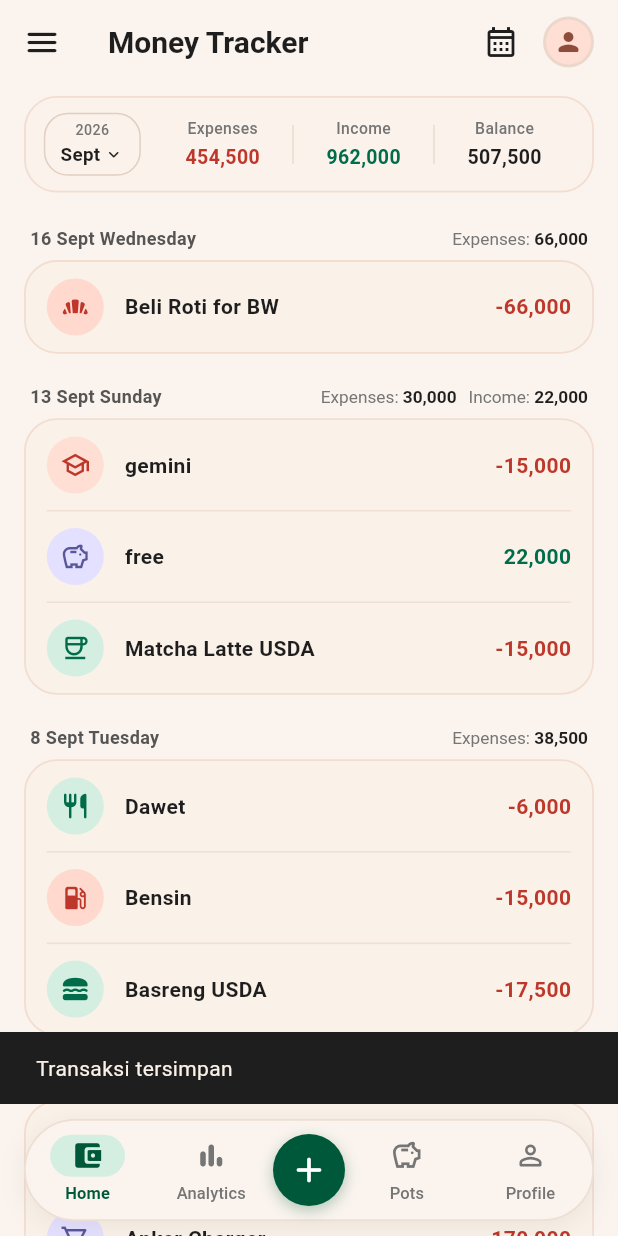
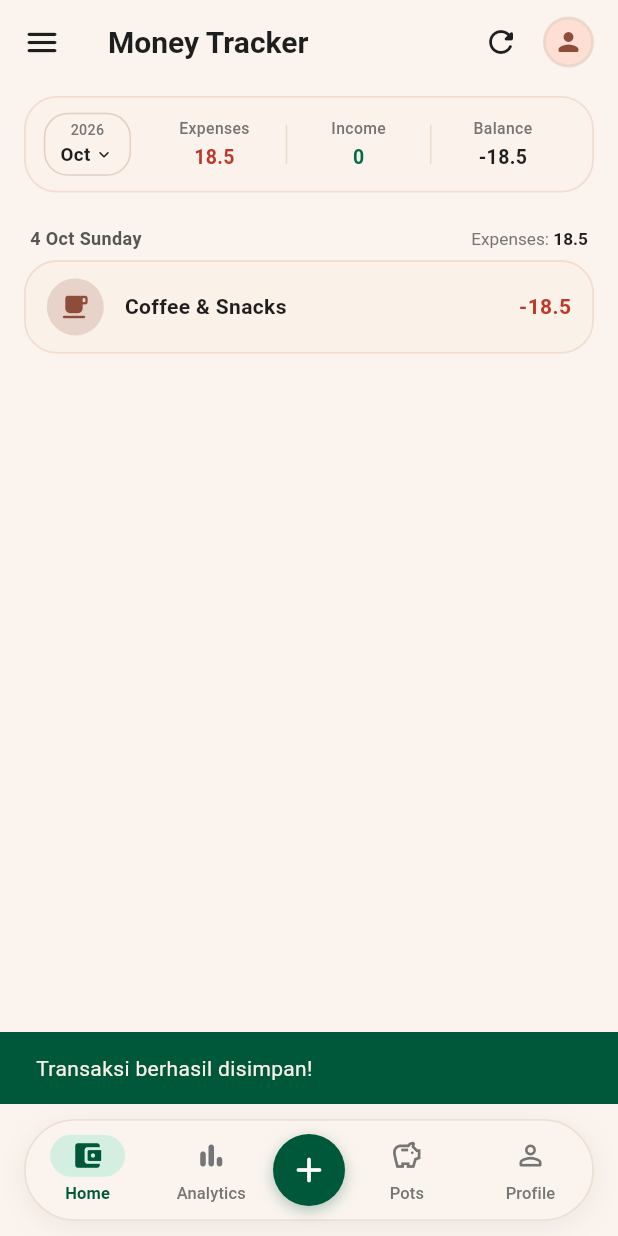
Before and after one commit to CrowZF01/selfProject_personalFinance, a Flutter app: the screen it shows after launch, item 3 of the bottom bar chosen, after a tap on "Save", on a phone screen of 412 x 824 dp. Run offline on Flutter 3.47's test engine with Material 3 defaults, Android fonts, the phone set to English and light mode, and no system bars; our stand-ins replace sqflite, sqflite_common_ffi, sqflite_common_ffi_web; accounts and stored records are empty.

Commit message:
Adding stuff from transaction

```diff
--- a/finlix/lib/core/database/db_helper.dart
+++ b/finlix/lib/core/database/db_helper.dart
@@ -1,3 +1,4 @@
+import 'package:flutter/foundation.dart';
 import 'package:sqflite/sqflite.dart';
 import 'package:path/path.dart';
 import '../../models/transaction_model.dart';
@@ -16,13 +17,20 @@ class DbHelper {
   }
 
   Future<Database> _initDB(String filePath) async {
-    final dbPath = await getDatabasesPath();
-    final path = join(dbPath, filePath);
+    String path;
+    if (kIsWeb) {
+      path = filePath;
+    } else {
+      final dbPath = await getDatabasesPath();
+      path = join(dbPath, filePath);
+    }
 
-    return await openDatabase(
+    return await databaseFactory.openDatabase(
       path,
-      version: 1,
-      onCreate: _createDB,
+      options: OpenDatabaseOptions(
+        version: 1,
+        onCreate: _createDB,
+      ),
     );
   }
 
--- a/finlix/lib/main.dart
+++ b/finlix/lib/main.dart
@@ -1,9 +1,21 @@
+import 'dart:io' show Platform;
+import 'package:flutter/foundation.dart';
 import 'package:flutter/material.dart';
+import 'package:sqflite_common_ffi/sqflite_ffi.dart';
+import 'package:sqflite_common_ffi_web/sqflite_ffi_web.dart';
 import 'core/theme/app_theme.dart';
 import 'screens/main_screen.dart';
 
 void main() {
   WidgetsFlutterBinding.ensureInitialized();
+
+  if (kIsWeb) {
+    databaseFactory = databaseFactoryFfiWeb;
+  } else if (!kIsWeb && (Platform.isWindows || Platform.isLinux || Platform.isMacOS)) {
+    sqfliteFfiInit();
+    databaseFactory = databaseFactoryFfi;
+  }
+
   runApp(const FinlixApp());
 }
 
--- a/finlix/lib/screens/dashboard/dashboard_screen.dart
+++ b/finlix/lib/screens/dashboard/dashboard_screen.dart
@@ -1,11 +1,73 @@
 import 'package:flutter/material.dart';
+import 'package:intl/intl.dart';
+import '../../core/data/default_categories.dart';
+import '../../core/database/db_helper.dart';
 import '../../core/theme/app_colors.dart';
+import '../../models/transaction_model.dart';
 
-class DashboardScreen extends StatelessWidget {
+class DashboardScreen extends StatefulWidget {
   const DashboardScreen({super.key});
 
   @override
+  State<DashboardScreen> createState() => DashboardScreenState();
+}
+
+class DashboardScreenState extends State<DashboardScreen> {
+  List<TransactionModel> _transactions = [];
+  bool _isLoading = true;
+
+  @override
+  void initState() {
+    super.initState();
+    loadData();
+  }
+
+  Future<void> loadData() async {
+    setState(() => _isLoading = true);
+    try {
+      final data = await DbHelper.instance.getAllTransactions();
+      if (mounted) {
+        setState(() {
+          _transactions = data;
+          _isLoading = false;
+        });
+      }
+    } catch (e) {
+      if (mounted) {
+        setState(() => _isLoading = false);
+      }
+    }
+  }
+
+  // Format currency
+  String _formatAmount(double amount) {
+    final formatter = NumberFormat('#,##0.##', 'en_US');
+    return formatter.format(amount);
+  }
+
+  @override
   Widget build(BuildContext context) {
+    double totalIncome = 0;
+    double totalExpense = 0;
+    for (var tx in _transactions) {
+      if (tx.type == TransactionType.income) {
+        totalIncome += tx.amount;
+      } else {
+        totalExpense += tx.amount;
+      }
+    }
+    final double balance = totalIncome - totalExpense;
+
+    // Group transactions by Date String (e.g. '16 Sept Wednesday')
+    final Map<String, List<TransactionModel>> grouped = {};
+    for (var tx in _transactions) {
+      final dateKey = DateFormat('d MMM EEEE').format(tx.date);
+      if (!grouped.containsKey(dateKey)) {
+        grouped[dateKey] = [];
+      }
+      grouped[dateKey]!.add(tx);
+    }
+
     return Scaffold(
       backgroundColor: AppColors.background,
       appBar: AppBar(
@@ -18,6 +80,8 @@ class DashboardScreen extends StatelessWidget {
         ),
         title: const Text(
           'Money Tracker',
+          maxLines: 1,
+          overflow: TextOverflow.ellipsis,
           style: TextStyle(
             color: AppColors.onSurface,
             fontSize: 20,
@@ -26,8 +90,8 @@ class DashboardScreen extends StatelessWidget {
         ),
         actions: [
           IconButton(
-            icon: const Icon(Icons.calendar_month_outlined, color: AppColors.onSurface, size: 24),
-            onPressed: () {},
+            icon: const Icon(Icons.refresh_rounded, color: AppColors.onSurface, size: 24),
+            onPressed: loadData,
           ),
           Padding(
             padding: const EdgeInsets.only(right: 16.0, left: 4.0),
@@ -47,135 +111,54 @@ class DashboardScreen extends StatelessWidget {
           ),
         ],
       ),
-      body: SingleChildScrollView(
-        physics: const BouncingScrollPhysics(),
+      body: _isLoading
+          ? const Center(
+              child: CircularProgressIndicator(color: AppColors.primary),
+            )
+          : RefreshIndicator(
+              onRefresh: loadData,
+              color: AppColors.primary,
+              child: SingleChildScrollView(
+                physics: const AlwaysScrollableScrollPhysics(
+                  parent: BouncingScrollPhysics(),
+                ),
                 child: Padding(
                   padding: const EdgeInsets.symmetric(horizontal: 16.0, vertical: 8.0),
                   child: Column(
                     crossAxisAlignment: CrossAxisAlignment.start,
                     children: [
                       // Monthly Summary Card
-              _buildMonthlySummaryCard(),
+                      _buildMonthlySummaryCard(
+                        expenses: _formatAmount(totalExpense),
+                        income: _formatAmount(totalIncome),
+                        balance: _formatAmount(balance),
+                      ),
                       const SizedBox(height: 18),
 
-              // Group 1: 16 Sept Wednesday
-              _buildDateSection(
-                dateTitle: '16 Sept Wednesday',
-                expensesText: '66,000',
-                incomeText: null,
-                items: [
-                  _TransactionItemData(
-                    title: 'Beli Roti for BW',
-                    amount: '-66,000',
-                    isExpense: true,
-                    icon: Icons.bakery_dining_rounded,
-                    iconBgColor: AppColors.pastelPeach,
-                    iconColor: AppColors.iconPeach,
+                      if (_transactions.isEmpty)
+                        _buildEmptyState()
+                      else
+                        ...grouped.entries.map((entry) {
+                          double groupExpense = 0;
+                          double groupIncome = 0;
+                          for (var item in entry.value) {
+                            if (item.type == TransactionType.expense) {
+                              groupExpense += item.amount;
+                            } else {
+                              groupIncome += item.amount;
+                            }
+                          }
+
+                          return Padding(
+                            padding: const EdgeInsets.only(bottom: 16.0),
+                            child: _buildDateSection(
+                              dateTitle: entry.key,
+                              expensesText: groupExpense > 0 ? _formatAmount(groupExpense) : '0',
+                              incomeText: groupIncome > 0 ? _formatAmount(groupIncome) : null,
+                              items: entry.value,
                             ),
-                ],
-              ),
-              const SizedBox(height: 16),
-
-              // Group 2: 13 Sept Sunday
-              _buildDateSection(
-                dateTitle: '13 Sept Sunday',
-                expensesText: '30,000',
-                incomeText: '22,000',
-                items: [
-                  _TransactionItemData(
-                    title: 'gemini',
-                    amount: '-15,000',
-                    isExpense: true,
-                    icon: Icons.school_outlined,
-                    iconBgColor: AppColors.pastelOrange,
-                    iconColor: AppColors.iconPeach,
-                  ),
-                  _TransactionItemData(
-                    title: 'free',
-                    amount: '22,000',
-                    isExpense: false,
-                    icon: Icons.savings_outlined,
-                    iconBgColor: AppColors.pastelPurple,
-                    iconColor: AppColors.iconPurple,
-                  ),
-                  _TransactionItemData(
-                    title: 'Matcha Latte USDA',
-                    amount: '-15,000',
-                    isExpense: true,
-                    icon: Icons.coffee_outlined,
-                    iconBgColor: AppColors.pastelMint,
-                    iconColor: AppColors.iconMint,
-                  ),
-                ],
-              ),
-              const SizedBox(height: 16),
-
-              // Group 3: 8 Sept Tuesday
-              _buildDateSection(
-                dateTitle: '8 Sept Tuesday',
-                expensesText: '38,500',
-                incomeText: null,
-                items: [
-                  _TransactionItemData(
-                    title: 'Dawet',
-                    amount: '-6,000',
-                    isExpense: true,
-                    icon: Icons.restaurant_rounded,
-                    iconBgColor: AppColors.pastelMint,
-                    iconColor: AppColors.iconMint,
-                  ),
-                  _TransactionItemData(
-                    title: 'Bensin',
-                    amount: '-15,000',
-                    isExpense: true,
-                    icon: Icons.local_gas_station_rounded,
-                    iconBgColor: AppColors.pastelPeach,
-                    iconColor: AppColors.iconPeach,
-                  ),
-                  _TransactionItemData(
-                    title: 'Basreng USDA',
-                    amount: '-17,500',
-                    isExpense: true,
-                    icon: Icons.lunch_dining_rounded,
-                    iconBgColor: AppColors.pastelMint,
-                    iconColor: AppColors.iconMint,
-                  ),
-                ],
-              ),
-              const SizedBox(height: 16),
-
-              // Group 4: 4 Sept Friday
-              _buildDateSection(
-                dateTitle: '4 Sept Friday',
-                expensesText: '320,000',
-                incomeText: '940,000',
-                items: [
-                  _TransactionItemData(
-                    title: 'Kuota',
-                    amount: '-150,000',
-                    isExpense: true,
-                    icon: Icons.phone_android_rounded,
-                    iconBgColor: AppColors.pastelPeach,
-                    iconColor: AppColors.iconPeach,
-                  ),
-                  _TransactionItemData(
-                    title: 'Anker Charger',
-                    amount: '-170,000',
-                    isExpense: true,
-                    icon: Icons.shopping_cart_outlined,
-                    iconBgColor: AppColors.pastelPurple,
-                    iconColor: AppColors.iconPurple,
-                  ),
-                  _TransactionItemData(
-                    title: 'Asdos',
-                    amount: '440,000',
-                    isExpense: false,
-                    icon: Icons.payments_outlined,
-                    iconBgColor: AppColors.pastelMint,
-                    iconColor: AppColors.iconMint,
-                  ),
-                ],
-              ),
+                          );
+                        }),
 
                       // Bottom padding to avoid overlapping floating nav bar
                       const SizedBox(height: 90),
@@ -183,10 +166,70 @@ class DashboardScreen extends StatelessWidget {
                   ),
                 ),
               ),
+            ),
     );
   }
 
-  Widget _buildMonthlySummaryCard() {
+  Widget _buildEmptyState() {
+    return Container(
+      width: double.infinity,
+      padding: const EdgeInsets.symmetric(vertical: 36, horizontal: 20),
+      margin: const EdgeInsets.only(top: 20),
+      decoration: BoxDecoration(
+        color: const Color(0xFFFAF1E8),
+        borderRadius: BorderRadius.circular(22),
+        border: Border.all(
+          color: AppColors.borderSubtle,
+          width: 1.2,
+        ),
+      ),
+      child: Column(
+        children: [
+          Container(
+            padding: const EdgeInsets.all(16),
+            decoration: const BoxDecoration(
+              color: Color(0xFFFFDED4),
+              shape: BoxShape.circle,
+            ),
+            child: const Icon(
+              Icons.receipt_long_outlined,
+              size: 38,
+              color: Color(0xFF8E4C3B),
+            ),
+          ),
+          const SizedBox(height: 16),
+          const Text(
+            'Belum ada transaksi',
+            style: TextStyle(
+              fontSize: 16,
+              fontWeight: FontWeight.w700,
+              color: AppColors.onSurface,
+            ),
+          ),
+          const SizedBox(height: 6),
+          const Text(
+            'Tekan tombol + di bawah untuk mencatat pengeluaran atau pemasukan baru Anda.',
+            textAlign: TextAlign.center,
+            style: TextStyle(
+              fontSize: 13,
+              color: Color(0xFF757575),
+              height: 1.4,
+            ),
+          ),
+        ],
+      ),
+    );
+  }
+
+  Widget _buildMonthlySummaryCard({
+    required String expenses,
+    required String income,
+    required String balance,
+  }) {
+    final now = DateTime.now();
+    final yearStr = DateFormat('yyyy').format(now);
+    final monthStr = DateFormat('MMM').format(now);
+
     return Container(
       padding: const EdgeInsets.symmetric(horizontal: 12, vertical: 10),
       decoration: BoxDecoration(
@@ -214,9 +257,9 @@ class DashboardScreen extends StatelessWidget {
               mainAxisSize: MainAxisSize.min,
               crossAxisAlignment: CrossAxisAlignment.center,
               children: [
-                const Text(
-                  '2026',
-                  style: TextStyle(
+                Text(
+                  yearStr,
+                  style: const TextStyle(
                     fontSize: 9.5,
                     color: Color(0xFF757575),
                     fontWeight: FontWeight.w500,
@@ -224,17 +267,17 @@ class DashboardScreen extends StatelessWidget {
                 ),
                 Row(
                   mainAxisSize: MainAxisSize.min,
-                  children: const [
+                  children: [
                     Text(
-                      'Sept',
-                      style: TextStyle(
+                      monthStr,
+                      style: const TextStyle(
                         fontSize: 12.5,
                         fontWeight: FontWeight.w700,
                         color: AppColors.onSurface,
                       ),
                     ),
-                    SizedBox(width: 2),
-                    Icon(
+                    const SizedBox(width: 2),
+                    const Icon(
                       Icons.keyboard_arrow_down_rounded,
                       size: 14,
                       color: AppColors.onSurface,
@@ -250,7 +293,7 @@ class DashboardScreen extends StatelessWidget {
           Expanded(
             child: _buildSummaryColumn(
               label: 'Expenses',
-              value: '454,500',
+              value: expenses,
               valueColor: AppColors.expense,
             ),
           ),
@@ -260,7 +303,7 @@ class DashboardScreen extends StatelessWidget {
           Expanded(
             child: _buildSummaryColumn(
               label: 'Income',
-              value: '962,000',
+              value: income,
               valueColor: AppColors.income,
             ),
           ),
@@ -270,7 +313,7 @@ class DashboardScreen extends StatelessWidget {
           Expanded(
             child: _buildSummaryColumn(
               label: 'Balance',
-              value: '507,500',
+              value: balance,
               valueColor: AppColors.onSurface,
             ),
           ),
@@ -324,7 +367,7 @@ class DashboardScreen extends StatelessWidget {
     required String dateTitle,
     required String expensesText,
     String? incomeText,
-    required List<_TransactionItemData> items,
+    required List<TransactionModel> items,
   }) {
     return Column(
       crossAxisAlignment: CrossAxisAlignment.start,
@@ -431,8 +474,36 @@ class DashboardScreen extends StatelessWidget {
     );
   }
 
-  Widget _buildTransactionTile(_TransactionItemData item) {
-    return Padding(
+  Widget _buildTransactionTile(TransactionModel tx) {
+    final cat = DefaultCategories.byId(tx.categoryId);
+    final icon = cat?.icon ?? Icons.category_rounded;
+    final iconColor = cat?.color ?? const Color(0xFF8E4C3B);
+    final iconBgColor = (cat != null)
+        ? cat.color.withOpacity(0.18)
+        : const Color(0xFFFFDED4);
+    final bool isExpense = tx.type == TransactionType.expense;
+
+    final formattedAmt = (isExpense ? '-' : '') + _formatAmount(tx.amount);
+
+    return Dismissible(
+      key: ValueKey(tx.id ?? tx.date.millisecondsSinceEpoch),
+      direction: DismissDirection.endToStart,
+      background: Container(
+        alignment: Alignment.centerRight,
+        padding: const EdgeInsets.only(right: 20),
+        decoration: BoxDecoration(
+          color: const Color(0xFFFFD4DF),
+          borderRadius: BorderRadius.circular(22),
+        ),
+        child: const Icon(Icons.delete_outline_rounded, color: Color(0xFFBD382B)),
+      ),
+      onDismissed: (_) async {
+        if (tx.id != null) {
+          await DbHelper.instance.deleteTransaction(tx.id!);
+          loadData();
+        }
+      },
+      child: Padding(
         padding: const EdgeInsets.symmetric(horizontal: 14.0, vertical: 11.0),
         child: Row(
           children: [
@@ -441,58 +512,54 @@ class DashboardScreen extends StatelessWidget {
               width: 38,
               height: 38,
               decoration: BoxDecoration(
-              color: item.iconBgColor,
+                color: iconBgColor,
                 shape: BoxShape.circle,
               ),
               child: Icon(
-              item.icon,
-              color: item.iconColor,
+                icon,
+                color: iconColor,
                 size: 20,
               ),
             ),
             const SizedBox(width: 14),
 
-          // Title
+            // Title / Note
             Expanded(
-            child: Text(
-              item.title,
+              child: Column(
+                crossAxisAlignment: CrossAxisAlignment.start,
+                children: [
+                  Text(
+                    tx.title.isNotEmpty ? tx.title : (cat?.name ?? 'Transaction'),
                     style: const TextStyle(
                       fontSize: 14,
                       fontWeight: FontWeight.w700,
                       color: AppColors.onSurface,
                     ),
                   ),
+                  if (tx.note != null && tx.note!.isNotEmpty && tx.note != tx.title)
+                    Text(
+                      tx.note!,
+                      style: const TextStyle(
+                        fontSize: 11,
+                        color: Color(0xFF8E9A92),
+                      ),
+                    ),
+                ],
+              ),
             ),
 
             // Amount
             Text(
-            item.amount,
+              formattedAmt,
               style: TextStyle(
                 fontSize: 14,
                 fontWeight: FontWeight.w700,
-              color: item.isExpense ? AppColors.expense : AppColors.income,
+                color: isExpense ? AppColors.expense : AppColors.income,
               ),
             ),
           ],
         ),
+      ),
     );
   }
 }
-
-class _TransactionItemData {
-  final String title;
-  final String amount;
-  final bool isExpense;
-  final IconData icon;
-  final Color iconBgColor;
-  final Color iconColor;
-
-  _TransactionItemData({
-    required this.title,
-    required this.amount,
-    required this.isExpense,
-    required this.icon,
-    required this.iconBgColor,
-    required this.iconColor,
-  });
-}
--- a/finlix/lib/screens/main_screen.dart
+++ b/finlix/lib/screens/main_screen.dart
@@ -15,12 +15,13 @@ class MainScreen extends StatefulWidget {
 
 class _MainScreenState extends State<MainScreen> {
   int _currentIndex = 0;
+  final GlobalKey<DashboardScreenState> _dashboardKey = GlobalKey<DashboardScreenState>();
 
-  final List<Widget> _screens = const [
-    DashboardScreen(),
-    AnalyticsScreen(),
-    SavingsScreen(),
-    ProfileScreen(),
+  late final List<Widget> _screens = [
+    DashboardScreen(key: _dashboardKey),
+    const AnalyticsScreen(),
+    const SavingsScreen(),
+    const ProfileScreen(),
   ];
 
   @override
@@ -38,13 +39,17 @@ class _MainScreenState extends State<MainScreen> {
             _currentIndex = index;
           });
         },
-        onAddTap: () {
-          Navigator.push(
+        onAddTap: () async {
+          final result = await Navigator.push<bool>(
             context,
             MaterialPageRoute(
               builder: (context) => const AddTransactionScreen(),
             ),
           );
+
+          if (result == true) {
+            _dashboardKey.currentState?.loadData();
+          }
         },
       ),
     );
--- a/finlix/lib/screens/transactions/add_transaction_screen.dart
+++ b/finlix/lib/screens/transactions/add_transaction_screen.dart
@@ -55,24 +55,29 @@ class _AddTransactionScreenState extends State<AddTransactionScreen> {
     });
   }
 
+  bool _isSaving = false;
+
   /// Save the transaction to SQLite and close the screen.
   Future<void> _saveTransaction() async {
-    // Basic validation
-    if (_amount.isEmpty || _amount == '0') {
+    if (_isSaving) return;
+
+    final parsedAmount = double.tryParse(_amount.replaceAll(',', ''));
+    if (parsedAmount == null || parsedAmount <= 0) {
       ScaffoldMessenger.of(context).showSnackBar(
-        const SnackBar(content: Text('Masukkan jumlah uang')),
+        const SnackBar(content: Text('Masukkan nominal uang yang valid')),
       );
       return;
     }
 
-    // Resolve selected category id (fallback if missing)
+    setState(() => _isSaving = true);
+
+    try {
       final selectedCat = _categories[_selectedCategoryIndex];
       final catId = selectedCat['id'] as String? ?? 'cat_unknown';
 
-    // Build TransactionModel
       final tx = TransactionModel(
-      title: _note,
-      amount: double.parse(_amount.replaceAll(',', '')),
+        title: _note.isNotEmpty ? _note : (selectedCat['label'] as String? ?? 'Transaction'),
+        amount: parsedAmount,
         type: _isExpense ? TransactionType.expense : TransactionType.income,
         categoryId: catId,
         date: DateTime.now(),
@@ -81,10 +86,29 @@ class _AddTransactionScreenState extends State<AddTransactionScreen> {
 
       await DbHelper.instance.insertTransaction(tx);
 
+      if (mounted) {
         ScaffoldMessenger.of(context).showSnackBar(
-      const SnackBar(content: Text('Transaksi tersimpan')),
+          const SnackBar(
+            content: Text('Transaksi berhasil disimpan!'),
+            backgroundColor: Color(0xFF00583A),
+          ),
         );
-    Navigator.pop(context, true); // return true to signal refresh
+        Navigator.pop(context, true);
+      }
+    } catch (e) {
+      if (mounted) {
+        ScaffoldMessenger.of(context).showSnackBar(
+          SnackBar(
+            content: Text('Gagal menyimpan: $e'),
+            backgroundColor: const Color(0xFFBD382B),
+          ),
+        );
+      }
+    } finally {
+      if (mounted) {
+        setState(() => _isSaving = false);
+      }
+    }
   }
 
 @override
@@ -612,7 +636,18 @@ class _AddTransactionScreenState extends State<AddTransactionScreen> {
                       ),
                       child: Column(
                         mainAxisAlignment: MainAxisAlignment.center,
-                        children: const [
+                        children: _isSaving
+                            ? const [
+                                SizedBox(
+                                  width: 22,
+                                  height: 22,
+                                  child: CircularProgressIndicator(
+                                    color: Colors.white,
+                                    strokeWidth: 2.2,
+                                  ),
+                                ),
+                              ]
+                            : const [
                                 Icon(
                                   Icons.check_rounded,
                                   color: Colors.white,
--- a/finlix/pubspec.yaml
+++ b/finlix/pubspec.yaml
@@ -38,6 +38,8 @@ dependencies:
   path: ^1.9.1
   intl: ^0.20.3
   fl_chart: ^1.2.0
+  sqflite_common_ffi: ^2.4.3
+  sqflite_common_ffi_web: ^1.2.0
 
 dev_dependencies:
   flutter_test:
```
Also changed, not shown: finlix/pubspec.lock, 2 other files. Lines whose indentation alone changed are shown as unchanged.
